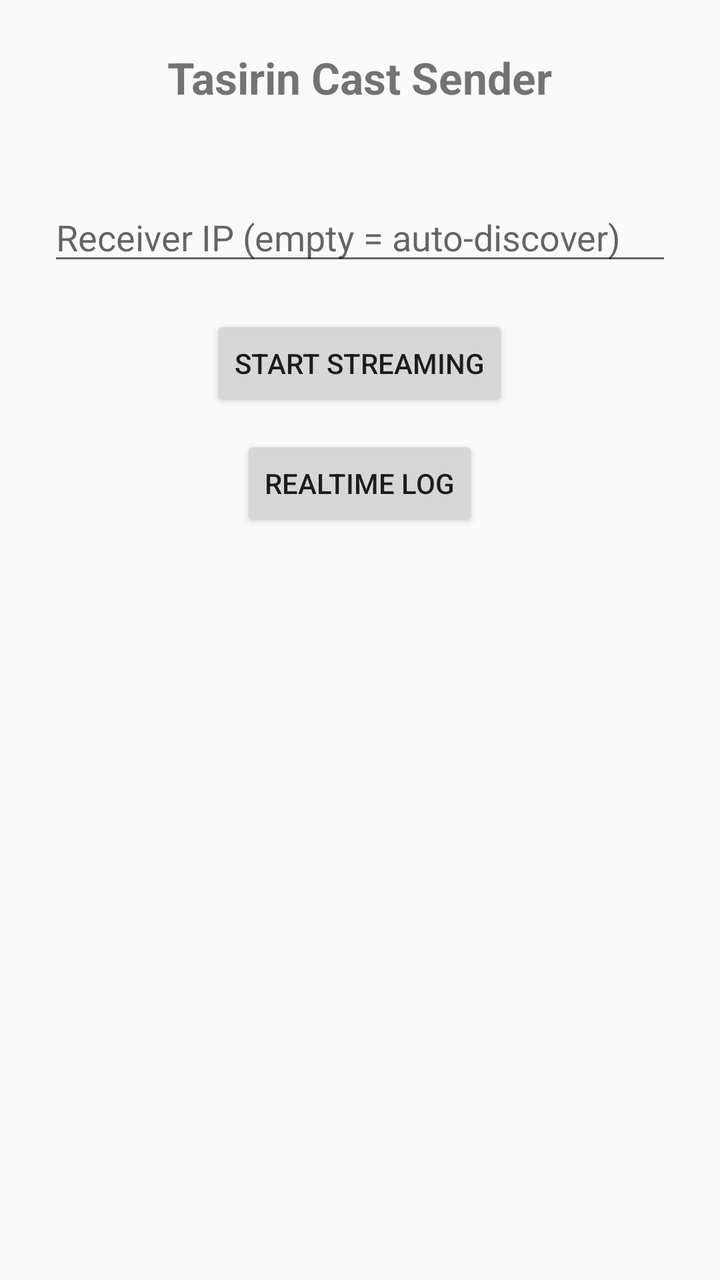
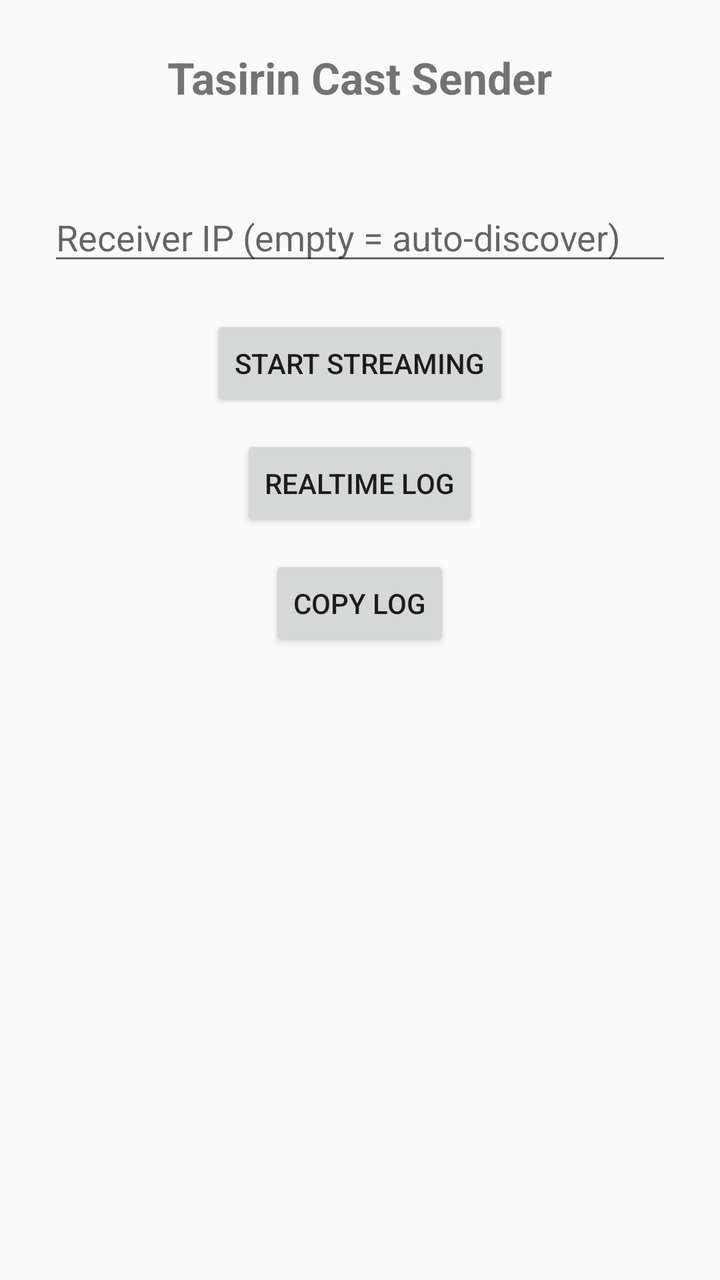

An Android layout rendered at two revisions. The XML below is the earlier revision; the diff shows what the commit changed to produce the second picture.
<!-- AndroidManifest.xml: application theme Theme.TasirinCastSender -->
<!-- res/layout/activity_main.xml -->
<?xml version="1.0" encoding="utf-8"?>
<LinearLayout xmlns:android="http://schemas.android.com/apk/res/android"
    android:layout_width="match_parent"
    android:layout_height="match_parent"
    android:orientation="vertical"
    android:padding="24dp"
    android:gravity="center_horizontal">

    <TextView
        android:layout_width="wrap_content"
        android:layout_height="wrap_content"
        android:text="@string/app_name"
        android:textSize="22sp"
        android:textStyle="bold" />

    <TextView
        android:id="@+id/tvStatus"
        android:layout_width="wrap_content"
        android:layout_height="wrap_content"
        android:layout_marginTop="8dp"
        android:gravity="center"
        android:textSize="14sp" />

    <EditText
        android:id="@+id/etIp"
        android:layout_width="match_parent"
        android:layout_height="wrap_content"
        android:layout_marginTop="16dp"
        android:hint="@string/et_ip_hint"
        android:importantForAutofill="no"
        android:inputType="text"
        android:maxLines="1" />

    <Button
        android:id="@+id/btnStart"
        android:layout_width="wrap_content"
        android:layout_height="wrap_content"
        android:layout_marginTop="20dp"
        android:text="@string/btn_start" />

    <Button
        android:id="@+id/btnLog"
        android:layout_width="wrap_content"
        android:layout_height="wrap_content"
        android:layout_marginTop="12dp"
        android:text="@string/btn_log" />
</LinearLayout>
<!-- resources referenced by this layout -->
<resources>
  <string name="app_name">Tasirin Cast Sender</string>
  <string name="btn_log">Realtime Log</string>
  <string name="btn_start">Start streaming</string>
  <string name="et_ip_hint">Receiver IP (empty = auto-discover)</string>
  <style name="Theme.TasirinCastSender" parent="Theme.AppCompat.DayNight.NoActionBar" />
</resources>

<!-- the commit's change to res/layout/activity_main.xml (unified diff, before → after) -->
@@ -44,4 +44,11 @@
         android:layout_height="wrap_content"
         android:layout_marginTop="12dp"
         android:text="@string/btn_log" />
+
+    <Button
+        android:id="@+id/btnCopyLog"
+        android:layout_width="wrap_content"
+        android:layout_height="wrap_content"
+        android:layout_marginTop="12dp"
+        android:text="@string/btn_copy_log" />
 </LinearLayout>
<!-- resource entries referenced after the edit -->
@@ -1,6 +1,7 @@
 <!-- resources referenced by this layout -->
 <resources>
   <string name="app_name">Tasirin Cast Sender</string>
+  <string name="btn_copy_log">Copy Log</string>
   <string name="btn_log">Realtime Log</string>
   <string name="btn_start">Start streaming</string>
   <string name="et_ip_hint">Receiver IP (empty = auto-discover)</string>
